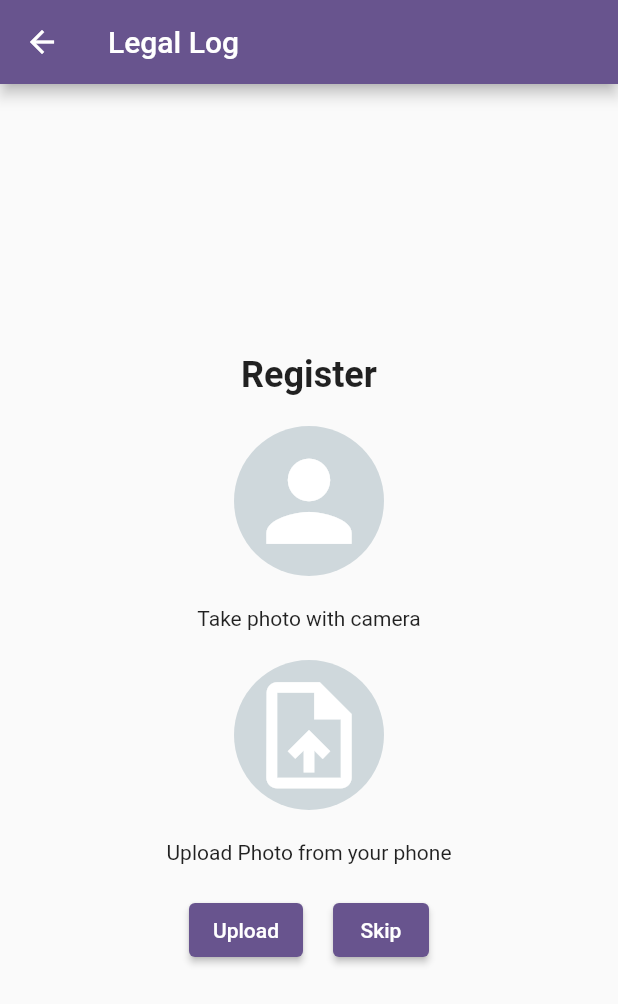
After one commit to 0211Abhay/CPMAD_PROJECT, a Flutter app: the AddProfilepicture screen opened by its route, on a phone screen of 412 x 824 dp. The commit adds this screen. Shown: the top 1004 px of the screen. Run offline on Flutter 3.47's test engine with Material 3 defaults, Android fonts, the phone set to English and light mode, and no system bars; our stand-ins replace country_code_picker, firebase_core, get, lottie; accounts and stored records are empty.

Commit message:
Added Profile Page

```diff
--- /dev/null
+++ b/legal_log/lib/features/authentication/screens/add_profilepicture.dart
@@ -0,0 +1,61 @@
+import 'package:flutter/material.dart';
+import 'package:get/get.dart';
+
+class AddProfilepicture extends StatelessWidget {
+  @override
+  Widget build(BuildContext context) {
+    return Scaffold(
+      appBar: AppBar(
+        title: Text('Legal Log'),
+        leading: Icon(Icons.arrow_back),
+      ),
+      body: Center(
+        child: Column(
+          mainAxisAlignment: MainAxisAlignment.center,
+          children: [
+            Text(
+              'Register',
+              style: TextStyle(fontSize: 24, fontWeight: FontWeight.bold),
+            ),
+            SizedBox(height: 20),
+            CircleAvatar(
+              radius: 50,
+              child: Icon(Icons.person,size: 85,color: Colors.white,),
+              backgroundColor: Colors.blueGrey[100],
+            ),
+            SizedBox(height: 20),
+            Text('Take photo with camera'),
+            SizedBox(height: 20),
+            CircleAvatar(
+              radius: 50,
+              child: Icon(Icons.upload_file,size: 85,color: Colors.white,),
+              backgroundColor: Colors.blueGrey[100],
+
+            ),
+            SizedBox(height: 20),
+            Text('Upload Photo from your phone'),
+            SizedBox(height: 20),
+            Row(
+              mainAxisAlignment: MainAxisAlignment.center,
+              children: [
+                ElevatedButton(
+                  onPressed: () {
+                    Get.toNamed('home_page');
+                  },
+                  child: Text('Upload'),
+                ),
+                SizedBox(width: 20),
+                ElevatedButton(
+                  onPressed: () {
+                    Get.toNamed('home_page');
+                  },
+                  child: Text('Skip'),
+                ),
+              ],
+            ),
+          ],
+        ),
+      ),
+    );
+  }
+}
--- a/legal_log/lib/features/authentication/screens/registration_screen.dart
+++ b/legal_log/lib/features/authentication/screens/registration_screen.dart
@@ -166,6 +166,7 @@ class RegistrationScreen extends StatelessWidget {
                               'Success',
                               'Proceeding to the next screen...',
                             );
+                            Get.toNamed('/add_profilepage');
                           } else {
                             Get.snackbar(
                               'Error',
--- a/legal_log/lib/main.dart
+++ b/legal_log/lib/main.dart
@@ -1,5 +1,6 @@
 import 'package:flutter/material.dart';
 import 'package:get/get.dart';
+import 'package:legal_log/features/authentication/screens/add_profilepicture.dart';
 import 'package:legal_log/features/authentication/screens/case_add.dart';
 import 'package:legal_log/features/authentication/screens/client_add.dart';
 import 'package:legal_log/features/authentication/screens/homeScreen.dart';
@@ -37,7 +38,7 @@ class MyApp extends StatelessWidget {
         '/register': (context) => RegistrationScreen(),
         '/client_add': (context) => ClientRegistrationScreen(),
         '/case_add': (context) => CaseRegistrationScreen(),
-        //CaseRegistrationScreen
+        '/add_profilepage': (context) => AddProfilepicture()
       },
     );
   }
```
